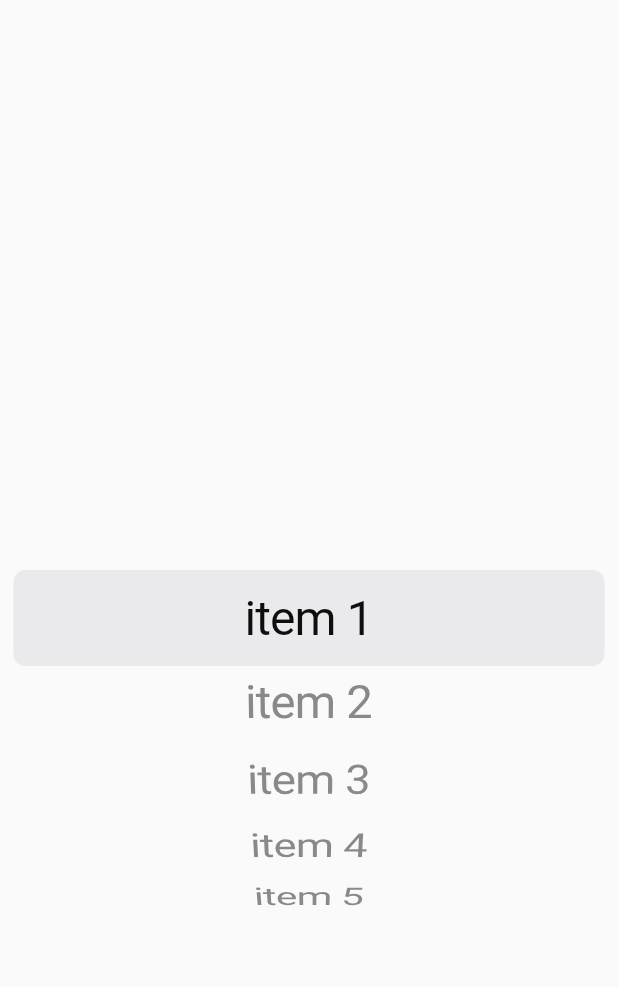
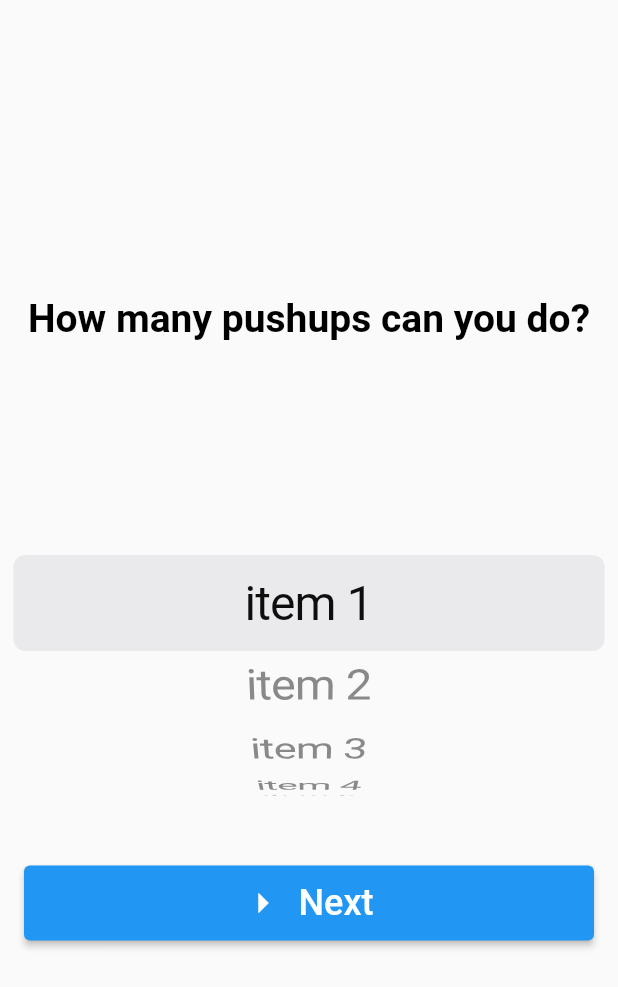
Before and after one commit to Valentin349/Calisthenics-App, a Flutter app: the WheelPickerWidget screen opened directly with empty values, on a phone screen of 412 x 824 dp. Shown: the top 987 px of the screen. Run offline on Flutter 3.47's test engine with Material 2 defaults, Android fonts, the light colour scheme and no system bars; our stand-ins replace cloud_firestore, cloud_functions, email_validator, firebase_auth, firebase_core; accounts and stored records are empty.

Commit message:
started work on wheel picker: buggy

```diff
--- a/lib/screens/create_profile_screen.dart
+++ b/lib/screens/create_profile_screen.dart
@@ -1,5 +1,6 @@
 import 'package:calisthenics_app/screens/home_screen.dart';
 import 'package:calisthenics_app/utils.dart';
+import 'package:calisthenics_app/widgets/wheel_picker_widget.dart';
 import 'package:cloud_firestore/cloud_firestore.dart';
 import 'package:firebase_auth/firebase_auth.dart';
 import 'package:flutter/material.dart';
@@ -47,7 +48,14 @@ class _CreateProfileScreen extends State<CreateProfileScreen> {
                 formKey: formKey,
                 textController: usernameController,
                 label: 'username',
-                callback: createUser,
+                callback: () {
+                  Navigator.push(
+                      context,
+                      MaterialPageRoute(
+                          builder: (context) => WheelPickerWidget(
+                                callback: createUser,
+                              )));
+                },
               );
             }
           }),
--- a/lib/widgets/wheel_picker_widget.dart
+++ b/lib/widgets/wheel_picker_widget.dart
@@ -2,16 +2,15 @@ import 'package:flutter/cupertino.dart';
 import 'package:flutter/material.dart';
 
 class WheelPickerWidget extends StatefulWidget {
-  final formKey;
-  final label;
+  final VoidCallback callback;
+
+  const WheelPickerWidget({
+    Key? key,
+    required this.callback,
+  }) : super(key: key);
 
   @override
   State<WheelPickerWidget> createState() => _WheelPickerWidget();
-  const WheelPickerWidget({
-    Key? key,
-    required this.formKey,
-    required this.label,
-  }) : super(key: key);
 }
 
 class _WheelPickerWidget extends State<WheelPickerWidget> {
@@ -28,14 +27,27 @@ class _WheelPickerWidget extends State<WheelPickerWidget> {
   @override
   Widget build(BuildContext context) {
     return CupertinoPageScaffold(
-        child: Center(
+      child: DefaultTextStyle(
+        style: const TextStyle(
+          fontSize: 26,
+          fontWeight: FontWeight.bold,
+          color: Colors.black,
+        ),
+        child: Column(
+          mainAxisAlignment: MainAxisAlignment.center,
+          children: [
+            const Text(
+              'How many pushups can you do?',
+            ),
+            SizedBox(
+              height: 350,
               child: CupertinoPicker(
                 itemExtent: 64,
                 children: items
                     .map((item) => Center(
                           child: Text(
                             item,
-                    style: TextStyle(fontSize: 32),
+                            style: const TextStyle(fontSize: 32),
                           ),
                         ))
                     .toList(),
@@ -43,6 +55,30 @@ class _WheelPickerWidget extends State<WheelPickerWidget> {
                   setState(() => this.index = index);
                 },
               ),
-    ));
+            ),
+            Padding(
+              padding: const EdgeInsets.only(
+                left: 16,
+                right: 16,
+              ),
+              child: ElevatedButton.icon(
+                style: ElevatedButton.styleFrom(
+                  minimumSize: const Size.fromHeight(50),
+                ),
+                icon: const Icon(
+                  Icons.arrow_right_outlined,
+                  size: 32,
+                ),
+                label: const Text(
+                  'Next',
+                  style: TextStyle(fontSize: 24),
+                ),
+                onPressed: widget.callback,
+              ),
+            ),
+          ],
+        ),
+      ),
+    );
   }
 }
```
Lines whose indentation alone changed are shown as unchanged.
